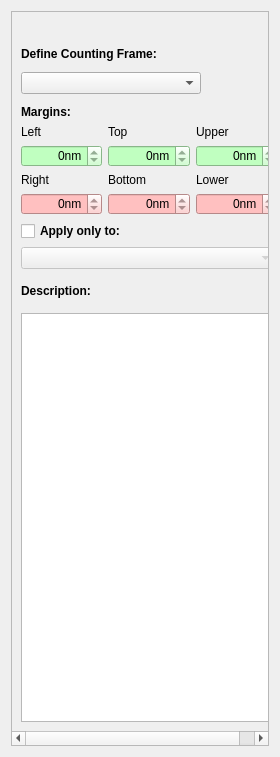
Above: Plugins/CountingFrame/CountingFramePanel.ui from FelixdelasPozas/EspINA before the change. Below: the same form after it.
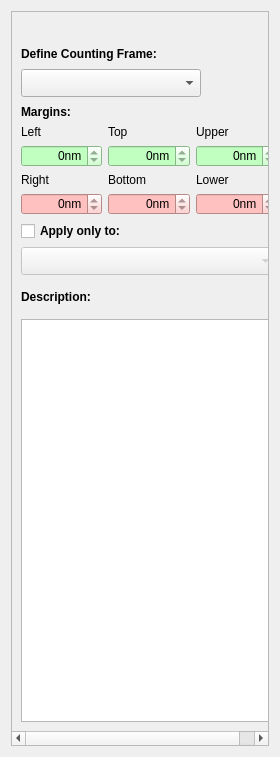
That is the form after the change. Icons and pictures are not drawn. Custom widgets are drawn as their Qt base class.

```diff
--- a/Plugins/CountingFrame/CountingFramePanel.ui
+++ b/Plugins/CountingFrame/CountingFramePanel.ui
@@ -24,8 +24,8 @@
        <rect>
         <x>0</x>
         <y>0</y>
-        <width>282</width>
-        <height>721</height>
+        <width>268</width>
+        <height>728</height>
        </rect>
       </property>
       <layout class="QVBoxLayout" name="verticalLayout">
@@ -104,7 +104,7 @@
            <property name="minimumSize">
             <size>
              <width>160</width>
-             <height>0</height>
+             <height>28</height>
             </size>
            </property>
           </widget>
@@ -381,6 +381,12 @@
          <property name="enabled">
           <bool>false</bool>
          </property>
+         <property name="minimumSize">
+          <size>
+           <width>0</width>
+           <height>28</height>
+          </size>
+         </property>
         </widget>
        </item>
        <item>
```
